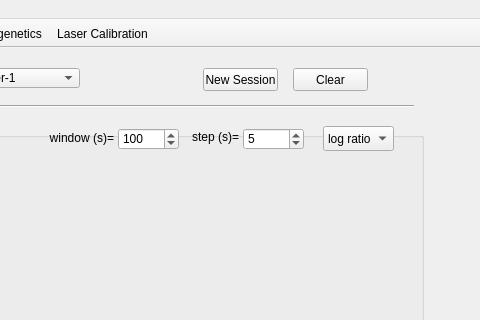
The window that src/foraging_gui/ForagingGUI.ui (AllenNeuralDynamics/dynamic-foraging-task) describes before a commit, drawn with Qt 5; both pictures show x 607 to 1087 and y 0 to 320 of the 1196 by 938 pixel window.
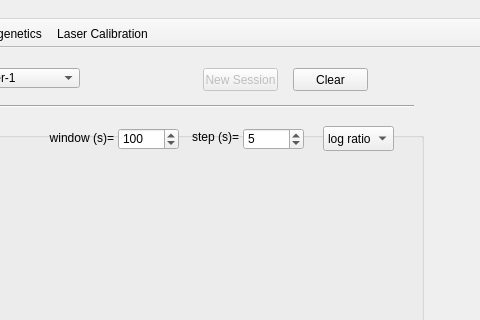
The same window after the commit. Icons and pictures are not drawn.

Diff of the .ui file:
```diff
--- a/src/foraging_gui/ForagingGUI.ui
+++ b/src/foraging_gui/ForagingGUI.ui
@@ -5,6 +5,9 @@
   <property name="windowModality">
    <enum>Qt::NonModal</enum>
   </property>
+  <property name="enabled">
+   <bool>true</bool>
+  </property>
   <property name="geometry">
    <rect>
     <x>0</x>
@@ -1420,6 +1423,9 @@
     </property>
    </widget>
    <widget class="QPushButton" name="NewSession">
+    <property name="enabled">
+     <bool>false</bool>
+    </property>
     <property name="geometry">
      <rect>
       <x>810</x>
```
